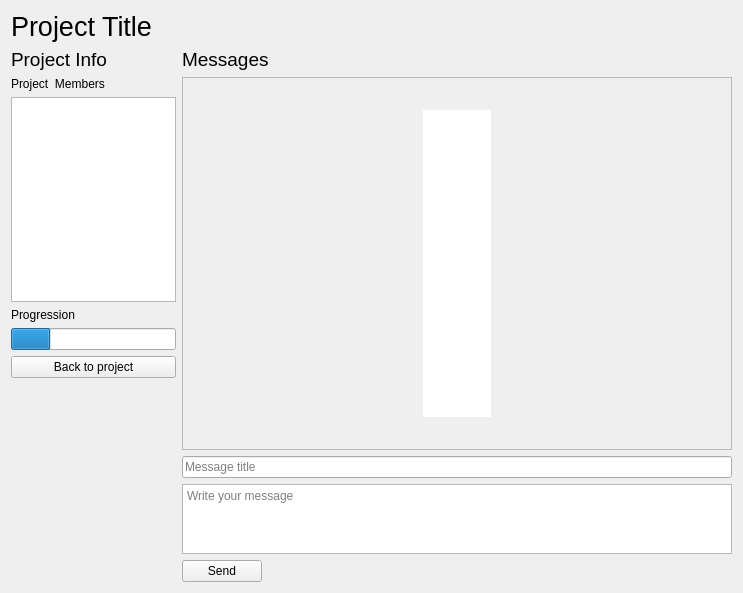
Above: views/projectchat.ui from BelchieBen/BenjaminBelcherAssessment before the change. Below: the same form after it.
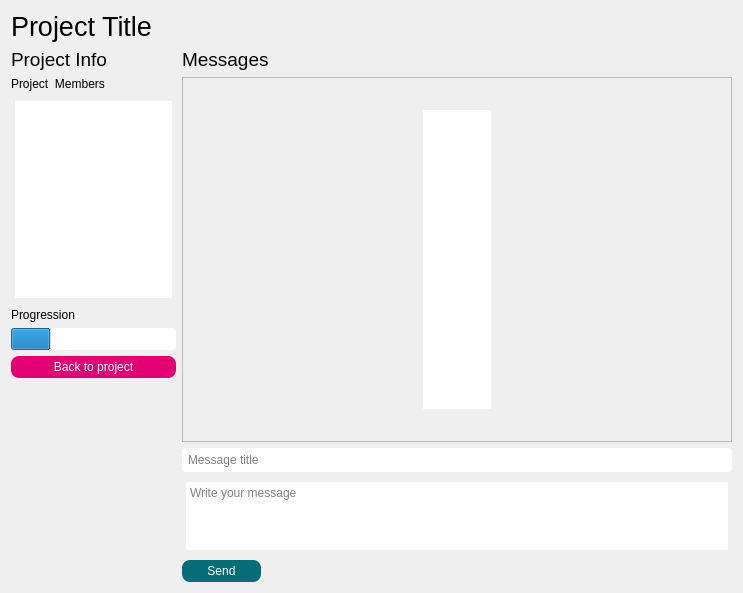
That is the form after the change.

Patch:
```diff
--- a/views/projectchat.ui
+++ b/views/projectchat.ui
@@ -97,6 +97,10 @@
             <height>16777215</height>
            </size>
           </property>
+          <property name="styleSheet">
+           <string notr="true">border-radius:4px;
+padding:4px;</string>
+          </property>
          </widget>
         </item>
         <item>
@@ -126,6 +130,9 @@
             <height>16777215</height>
            </size>
           </property>
+          <property name="styleSheet">
+           <string notr="true">border-radius:4px;</string>
+          </property>
           <property name="value">
            <number>24</number>
           </property>
@@ -145,6 +152,15 @@
             <height>16777215</height>
            </size>
           </property>
+          <property name="styleSheet">
+           <string notr="true">background-color: rgb(227, 0, 114);
+color: rgb(255, 255, 255);
+border-radius:8px;
+padding-top:4px;
+padding-bottom:4px;
+padding-left:25px;
+padding-right:25px;</string>
+          </property>
           <property name="text">
            <string>Back to project</string>
           </property>
@@ -206,6 +222,10 @@
        </item>
        <item>
         <widget class="QLineEdit" name="MessageTitle">
+         <property name="styleSheet">
+          <string notr="true">border-radius:4px;
+padding:4px;</string>
+         </property>
          <property name="maxLength">
           <number>90</number>
          </property>
@@ -223,7 +243,8 @@
           </size>
          </property>
          <property name="styleSheet">
-          <string notr="true"/>
+          <string notr="true">border-radius:4px;
+padding:4px;</string>
          </property>
          <property name="placeholderText">
           <string>Write your message</string>
@@ -240,6 +261,15 @@
              <verstretch>0</verstretch>
             </sizepolicy>
            </property>
+           <property name="styleSheet">
+            <string notr="true">background-color: rgb(5, 109, 120);
+color: rgb(255, 255, 255);
+border-radius:8px;
+padding-top:4px;
+padding-bottom:4px;
+padding-left:25px;
+padding-right:25px;</string>
+           </property>
            <property name="text">
             <string>Send</string>
            </property>
```
